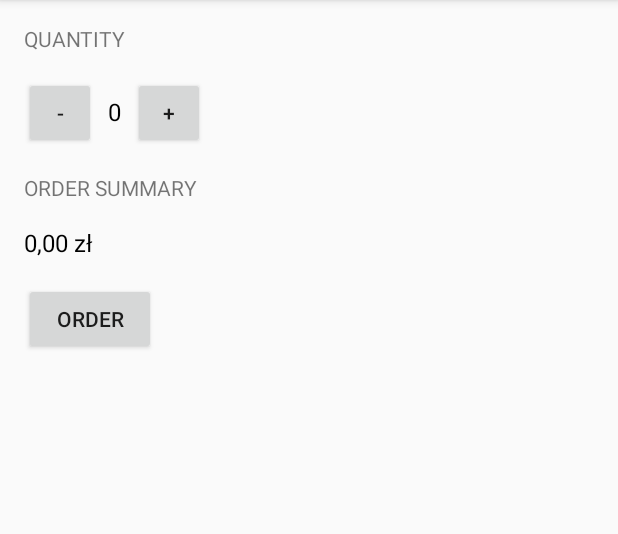
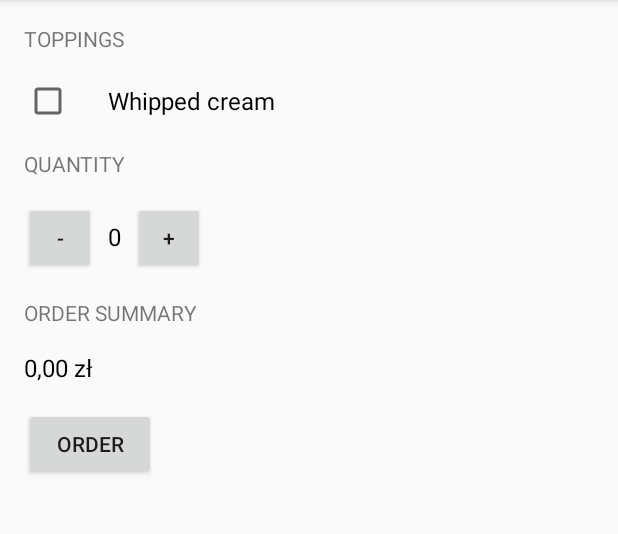
Before and after one commit to ezbery/Android, an Android app: the screen it shows after launch (MainActivity), on a phone screen of 412 x 824 dp, the part 84-618 px from its top. Run offline under Robolectric (Android 15) with nearby library versions, the phone set to English and light mode, and no system bars.

Commit message:
added CheckBox to layout

```diff
--- a/JustJava/app/src/main/res/layout/activity_main.xml
+++ b/JustJava/app/src/main/res/layout/activity_main.xml
@@ -10,6 +10,21 @@
     android:paddingRight="@dimen/activity_horizontal_margin"
     android:paddingTop="@dimen/activity_vertical_margin"
     tools:context="com.example.android.justjava.MainActivity">
+
+    <TextView
+        android:layout_width="wrap_content"
+        android:layout_height="wrap_content"
+        android:layout_marginBottom="16dp"
+        android:text="Toppings"
+        android:textAllCaps="true" />
+
+    <CheckBox
+        android:layout_width="wrap_content"
+        android:layout_height="wrap_content"
+        android:layout_marginBottom="16dp"
+        android:paddingLeft="24dp"
+        android:text="Whipped cream"
+        android:textSize="16sp" />
 
     <TextView
         android:layout_width="wrap_content"
```
